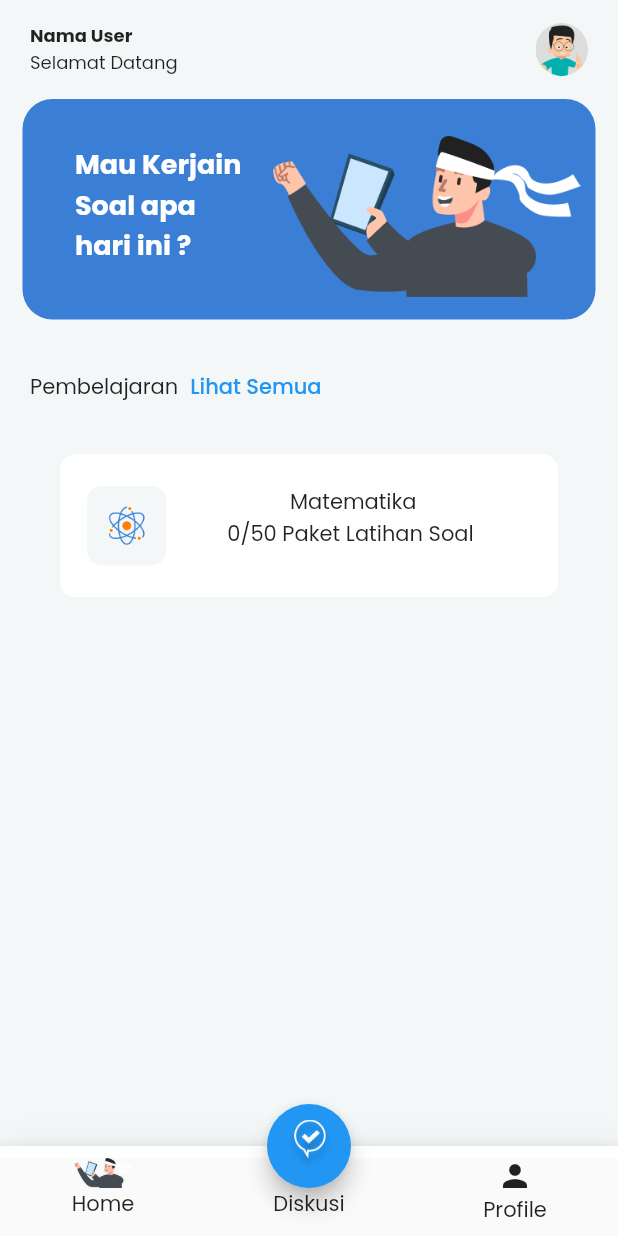
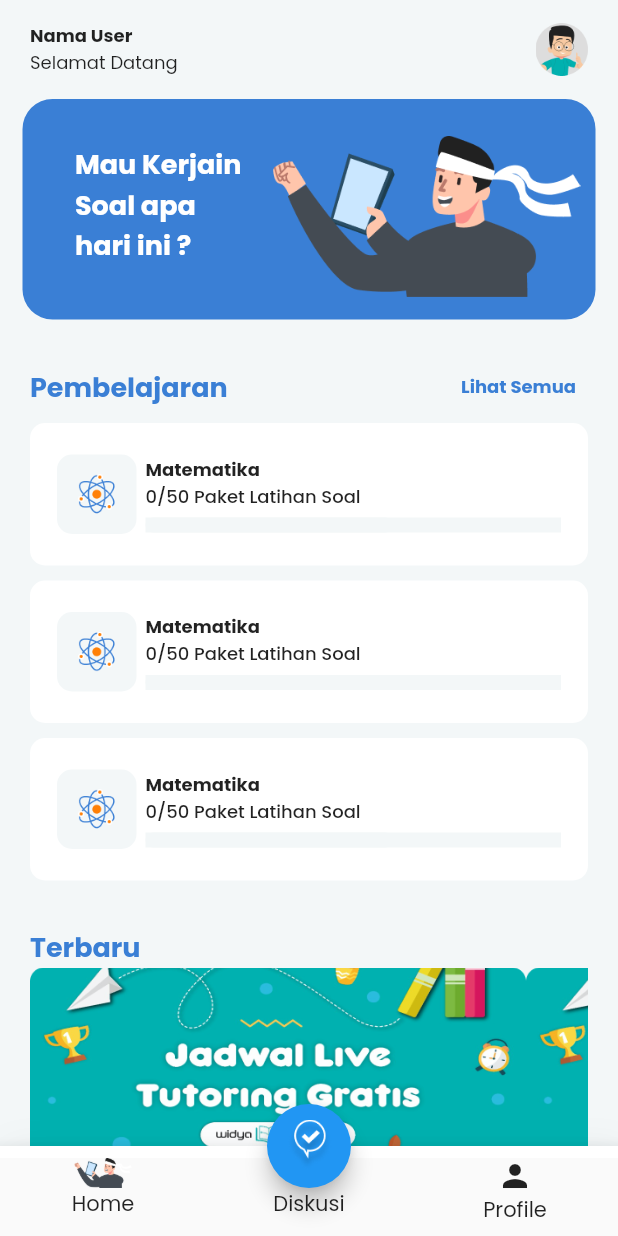
Before and after one commit to BennySP2022/BennySP2022, a Flutter app: the MainPage screen opened by its route, on a phone screen of 412 x 824 dp. Run offline on Flutter 3.47's test engine with Material 2 defaults, Android fonts, the light colour scheme and no system bars; our stand-ins replace google_fonts.

Commit message:
Upadate2Jun

```diff
--- a/lib/main.dart
+++ b/lib/main.dart
@@ -1,6 +1,7 @@
 import 'package:flutter/material.dart';
 import 'package:google_fonts/google_fonts.dart';
 import 'package:latsol_akhir/view/login_page.dart';
+import 'package:latsol_akhir/view/main/latihan_soal/mapel_page.dart';
 import 'package:latsol_akhir/view/main_page.dart';
 import 'package:latsol_akhir/view/register_page.dart';
 import 'package:latsol_akhir/view/splash_screen.dart';
@@ -37,6 +38,7 @@ class MyApp extends StatelessWidget {
         LoginPage.route: (context) => const LoginPage(),
         RegisterPage.route: (context) => const RegisterPage(),
         MainPage.route: (context) => const MainPage(),
+        MapelPage.route: (context) => const MapelPage(),
       },
     );
   }
--- a/lib/view/main/latihan_soal/home_page.dart
+++ b/lib/view/main/latihan_soal/home_page.dart
@@ -1,6 +1,8 @@
 import 'package:flutter/material.dart';
 import 'package:google_fonts/google_fonts.dart';
 import 'package:latsol_akhir/R/r.dart';
+
+import 'mapel_page.dart';
 
 class HomePage extends StatefulWidget {
   const HomePage({Key? key}) : super(key: key);
@@ -15,9 +17,130 @@ class _HomePageState extends State<HomePage> {
     return Scaffold(
       backgroundColor: R.colors.grey,
       body: SafeArea(
+        child: ListView(
+          children: [
+            _buildHomeUserProfile(),
+            _buildTopBanner(context),
+            _buildHomeListMapel(),
+            Container(
+              margin: const EdgeInsets.symmetric(horizontal: 20),
               child: Column(
                 children: [
-            Padding(
+                  Row(
+                    children: [
+                      Text(
+                        "Terbaru",
+                        style: TextStyle(
+                          fontSize: 18,
+                          fontWeight: FontWeight.bold,
+                          color: R.colors.primary,
+                        ),
+                      ),
+                    ],
+                  ),
+                  Container(
+                    height: 170,
+                    child: ListView.builder(
+                      itemCount: 5,
+                      scrollDirection: Axis.horizontal,
+                      itemBuilder: ((context, index) {
+                        return Image.asset(R.assets.banneHome);
+                      }),
+                    ),
+                  ),
+                ],
+              ),
+            ),
+          ],
+        ),
+      ),
+    );
+  }
+
+  Container _buildHomeListMapel() {
+    return Container(
+      margin: const EdgeInsets.symmetric(horizontal: 20, vertical: 21),
+      child: Column(
+        children: [
+          Row(
+            children: [
+              Text(
+                "Pembelajaran",
+                style: TextStyle(
+                  fontSize: 18,
+                  fontWeight: FontWeight.bold,
+                  color: R.colors.primary,
+                ),
+              ),
+              Spacer(),
+              TextButton(
+                onPressed: () {
+                  Navigator.of(context).pushNamed(MapelPage.route);
+                },
+                child: Text(
+                  "Lihat Semua",
+                  style: TextStyle(
+                    fontSize: 12,
+                    fontWeight: FontWeight.bold,
+                    color: R.colors.primary,
+                  ),
+                ),
+              ),
+            ],
+          ),
+          MapelWidget(),
+          MapelWidget(),
+          MapelWidget(),
+        ],
+      ),
+    );
+  }
+
+  Container _buildTopBanner(BuildContext context) {
+    return Container(
+      height: 147,
+      width: double.infinity,
+      margin: const EdgeInsets.symmetric(
+        horizontal: 15.0,
+        //vertical: 15.0,
+      ),
+      padding: const EdgeInsets.symmetric(
+        horizontal: 10.0,
+        vertical: 15.0,
+      ),
+      decoration: BoxDecoration(
+        color: R.colors.primary,
+        borderRadius: BorderRadius.circular(20),
+      ),
+      child: Stack(
+        children: [
+          Container(
+            width: MediaQuery.of(context).size.width * 0.4,
+            padding: const EdgeInsets.symmetric(horizontal: 25, vertical: 15),
+            child: Text(
+              "Mau Kerjain Soal apa hari ini ?",
+              style: TextStyle(
+                fontSize: 18,
+                color: Colors.white,
+                fontWeight: FontWeight.bold,
+              ),
+            ),
+          ),
+          Positioned(
+            right: 0,
+            bottom: 0,
+            child: Image.asset(
+              R.assets.imgHome,
+              width: MediaQuery.of(context).size.width * 0.5,
+            ),
+          ),
+        ],
+      ),
+    );
+  }
+
+  Padding _buildHomeUserProfile() {
+    return Padding(
       padding: EdgeInsets.symmetric(horizontal: 20.0, vertical: 15),
       child: Row(
         children: [
@@ -49,67 +172,24 @@ class _HomePageState extends State<HomePage> {
           ),
         ],
       ),
-            ),
-            Container(
-              height: 147,
-              width: double.infinity,
-              margin: const EdgeInsets.symmetric(
-                horizontal: 15.0,
-                //vertical: 15.0,
-              ),
-              padding: const EdgeInsets.symmetric(
-                horizontal: 10.0,
-                vertical: 15.0,
-              ),
-              decoration: BoxDecoration(
-                color: R.colors.primary,
-                borderRadius: BorderRadius.circular(20),
-              ),
-              child: Stack(
-                children: [
-                  Container(
-                    width: MediaQuery.of(context).size.width * 0.4,
-                    padding: const EdgeInsets.symmetric(
-                        horizontal: 25, vertical: 15),
-                    child: Text(
-                      "Mau Kerjain Soal apa hari ini ?",
-                      style: TextStyle(
-                        fontSize: 18,
-                        color: Colors.white,
-                        fontWeight: FontWeight.bold,
-                      ),
-                    ),
-                  ),
-                  Positioned(
-                    right: 0,
-                    bottom: 0,
-                    child: Image.asset(
-                      R.assets.imgHome,
-                      width: MediaQuery.of(context).size.width * 0.5,
-                    ),
-                  ),
-                ],
-              ),
-            ),
-            Container(
-              margin: const EdgeInsets.symmetric(horizontal: 20, vertical: 21),
-              child: Column(
-                children: [
-                  Row(
-                    children: [
-                      Text("Pembelajaran"),
-                      TextButton(onPressed: () {}, child: Text("Lihat Semua")),
-                    ],
-                  ),
-                  Container(
+    );
+  }
+}
+
+class MapelWidget extends StatelessWidget {
+  const MapelWidget({
+    Key? key,
+  }) : super(key: key);
+
+  @override
+  Widget build(BuildContext context) {
+    return Container(
       decoration: BoxDecoration(
         color: Colors.white,
         borderRadius: BorderRadius.circular(10),
       ),
-                    margin: const EdgeInsets.symmetric(
-                        horizontal: 20, vertical: 21),
-                    padding: const EdgeInsets.symmetric(
-                        horizontal: 18, vertical: 21),
+      margin: const EdgeInsets.only(bottom: 10),
+      padding: const EdgeInsets.symmetric(horizontal: 18, vertical: 21),
       child: Row(
         children: [
           Container(
@@ -127,14 +207,34 @@ class _HomePageState extends State<HomePage> {
           ),
           Expanded(
             child: Column(
+              crossAxisAlignment: CrossAxisAlignment.start,
               children: [
-                              Text("Matematika"),
-                              Text("0/50 Paket Latihan Soal "),
+                Text(
+                  "Matematika",
+                  style: TextStyle(fontSize: 12, fontWeight: FontWeight.bold),
+                ),
+                Text(
+                  "0/50 Paket Latihan Soal ",
+                  style: TextStyle(
+                    fontSize: 12,
+                    fontWeight: FontWeight.w500,
+                  ),
+                ),
+                SizedBox(height: 5),
                 Stack(
                   children: [
                     Container(
                       height: 10,
                       width: double.infinity,
+                      color: R.colors.grey,
+                    ),
+                    Container(
+                      width: MediaQuery.of(context).size.width * 0.4,
+                      height: 10,
+                      decoration: BoxDecoration(
+                        color: R.colors.grey,
+                        borderRadius: BorderRadius.circular(10),
+                      ),
                     )
                   ],
                 ),
@@ -143,13 +243,6 @@ class _HomePageState extends State<HomePage> {
           ),
         ],
       ),
-                  ),
-                ],
-              ),
-            ),
-          ],
-        ),
-      ),
     );
   }
 }
--- /dev/null
+++ b/lib/view/main/latihan_soal/mapel_page.dart
@@ -0,0 +1,23 @@
+import 'package:flutter/src/foundation/key.dart';
+import 'package:flutter/src/widgets/framework.dart';
+import 'package:flutter/material.dart';
+import 'package:latsol_akhir/view/main/latihan_soal/home_page.dart';
+
+class MapelPage extends StatelessWidget {
+  const MapelPage({Key? key}) : super(key: key);
+  static String route = "mapel_page";
+
+  @override
+  Widget build(BuildContext context) {
+    return Scaffold(
+      appBar: AppBar(
+        title: Text("Pilih Mata Pelajaran"),
+      ),
+      body: ListView.builder(
+        itemBuilder: (context, index) {
+          return GestureDetector(onTap: () {}, child: MapelWidget());
+        },
+      ),
+    );
+  }
+}
```
Lines whose indentation alone changed are shown as unchanged.
